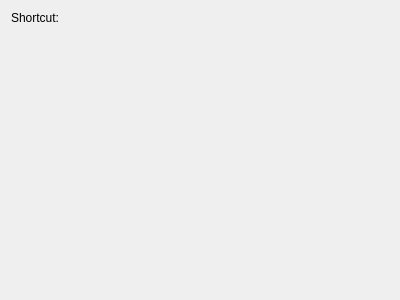
This is plugins/Commands/Shortcut/createshortcutcommandwidget.ui in KDE/simon as Qt 5 draws it before an edit. The edited form follows.
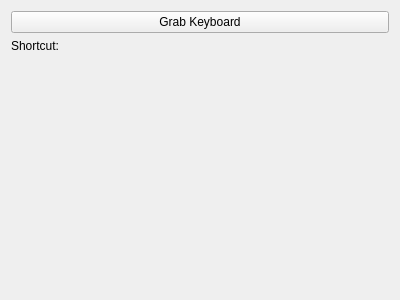
This is the edited form. Custom widgets are drawn as their Qt base class.

Commit message: Adding grab keyboard button...

What changed in the file:
```diff
--- a/plugins/Commands/Shortcut/createshortcutcommandwidget.ui
+++ b/plugins/Commands/Shortcut/createshortcutcommandwidget.ui
@@ -13,6 +13,16 @@
    <string>Form</string>
   </property>
   <layout class="QVBoxLayout" name="verticalLayout" >
+   <item>
+    <widget class="QPushButton" name="pbGrabKeyboard" >
+     <property name="text" >
+      <string>Grab Keyboard</string>
+     </property>
+     <property name="checkable" >
+      <bool>true</bool>
+     </property>
+    </widget>
+   </item>
    <item>
     <layout class="QHBoxLayout" name="horizontalLayout" >
      <item>
```
Left out of the diff: 2 changed lines with no effect on the pictures.
